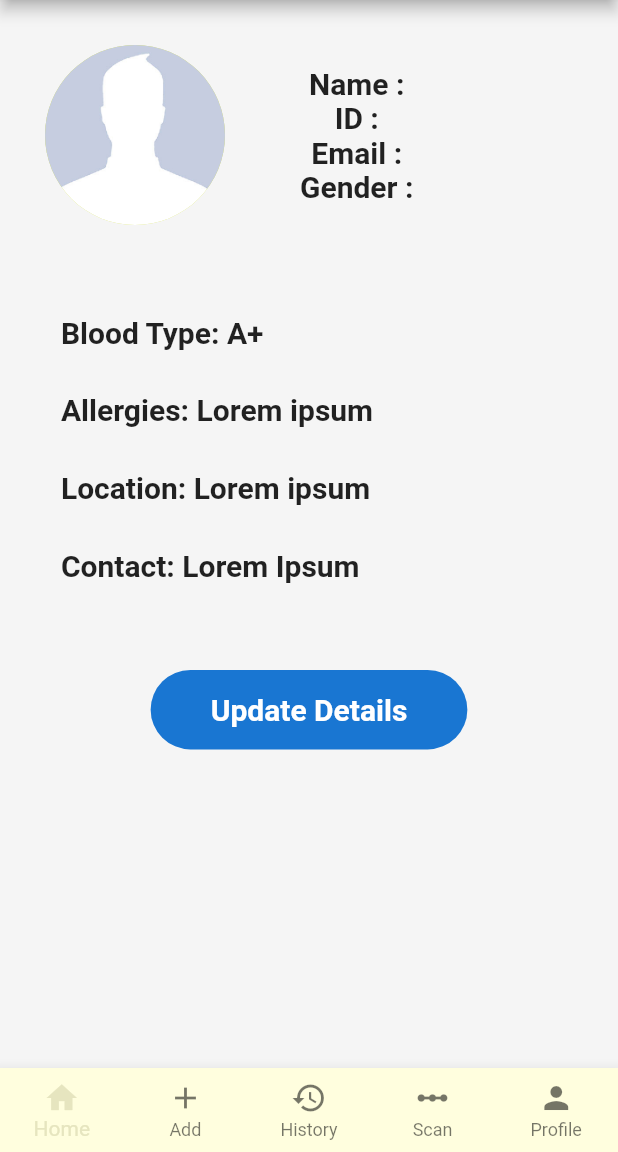
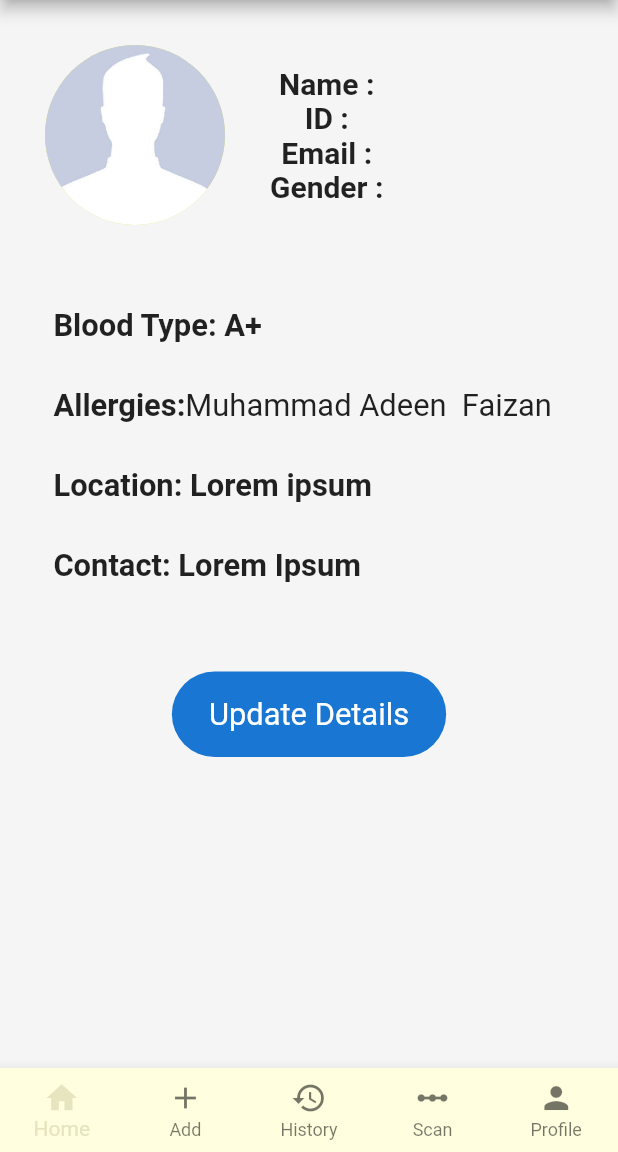
Before and after one commit to Khaalidsub/medcom, a Flutter app: the screen it shows after launch, on a phone screen of 412 x 824 dp, the part 84-1236 px from its top. Run offline on Flutter 3.47's test engine with Material 2 defaults, Android fonts, the phone set to English and light mode, and no system bars; our stand-ins replace charts_flutter, font_awesome_flutter.

```diff
--- a/health_app/lib/src/screens/patientScreens/profile.dart
+++ b/health_app/lib/src/screens/patientScreens/profile.dart
@@ -9,6 +9,10 @@ class PatientProfile extends StatelessWidget {
   Widget build(BuildContext context) {
     MediaQueryData queryData = MediaQuery.of(context);
     double width = queryData.size.width;
+    double height = queryData.size.height;
+    print('the value is ${queryData.size.aspectRatio}');
+    print(width / height);
+
     return Material(
       child: Scaffold(
         backgroundColor: Colors.grey[100],
@@ -24,9 +28,7 @@ class PatientProfile extends StatelessWidget {
           ],
           backgroundColor: Colors.blue[700],
         ),
-        body: SingleChildScrollView(
-          child: Container(
-            child: Column(
+        body: Column(
           children: <Widget>[
             Padding(
               padding: const EdgeInsets.only(left: 30),
@@ -43,7 +45,7 @@ class PatientProfile extends StatelessWidget {
                       //adding a background Image later.
                     ),
                     SizedBox(
-                          width: 50,
+                      width: 30,
                     ),
                     Column(
                       children: <Widget>[
@@ -79,7 +81,7 @@ class PatientProfile extends StatelessWidget {
               margin: EdgeInsets.fromLTRB(0, 20, 0, 20),
               width: width * 0.9,
               height: queryData.size.height * .4,
-                  padding: EdgeInsets.all(20),
+              padding: EdgeInsets.all(15),
               child: Column(
                 mainAxisAlignment: MainAxisAlignment.spaceBetween,
                 //*** Adjust overflow thing in the container**/
@@ -90,27 +92,44 @@ class PatientProfile extends StatelessWidget {
                       Text(
                         "Blood Type: ",
                         style: TextStyle(
-                                fontWeight: FontWeight.bold, fontSize: 20),
+                            fontWeight: FontWeight.bold,
+                            fontSize: 2.5 * height / 100),
                       ),
                       Text(
                         'A+',
                         style: TextStyle(
-                                fontWeight: FontWeight.bold, fontSize: 20),
+                            fontWeight: FontWeight.bold,
+                            fontSize: 2.5 * height / 100),
                       ),
                     ],
                   ),
                   Row(
                     children: <Widget>[
-                          Text("Allergies: Lorem ipsum",
+                      Text("Allergies:",
+                          overflow: TextOverflow.fade,
                           style: TextStyle(
-                                  fontWeight: FontWeight.bold, fontSize: 20))
+                              fontWeight: FontWeight.bold,
+                              fontSize: 2.5 * height / 100)),
+                      Expanded(
+                        child: Container(
+                          child: Text(
+                            "Muhammad Adeen  Faizan",
+                            overflow: TextOverflow.clip,
+                            style: TextStyle(
+                                fontSize: 2.5 *
+                                    height /
+                                    100), //depending on block size
+                          ),
+                        ),
+                      )
                     ],
                   ),
                   Row(
                     children: <Widget>[
                       Text("Location: Lorem ipsum",
                           style: TextStyle(
-                                  fontWeight: FontWeight.bold, fontSize: 20))
+                              fontWeight: FontWeight.bold,
+                              fontSize: 2.5 * height / 100))
                     ],
                   ),
                   Row(
@@ -118,7 +137,8 @@ class PatientProfile extends StatelessWidget {
                       Text("Contact: Lorem Ipsum",
                           overflow: TextOverflow.ellipsis,
                           style: TextStyle(
-                                  fontWeight: FontWeight.bold, fontSize: 20)),
+                              fontWeight: FontWeight.bold,
+                              fontSize: 2.5 * height / 100)),
                     ],
                   ),
                   SizedBox(
@@ -134,14 +154,15 @@ class PatientProfile extends StatelessWidget {
                     ),
                     onPressed: null,
                     disabledColor: Colors.blue[700],
-                        padding:
-                            EdgeInsets.symmetric(horizontal: 40, vertical: 15),
+                    padding: EdgeInsets.symmetric(
+                        horizontal: 6 * width / 100,
+                        vertical: 2 * height / 100),
                     child: Text(
                       "Update Details",
                       style: TextStyle(
                           color: Colors.white,
-                              fontWeight: FontWeight.bold,
-                              fontSize: 20),
+                          fontWeight: FontWeight.normal,
+                          fontSize: 2.5 * height / 100),
                     ),
                   ),
                 ],
@@ -149,8 +170,6 @@ class PatientProfile extends StatelessWidget {
             ),
           ],
         ),
-          ),
-        ),
         bottomNavigationBar: BottomNavigation(),
       ),
     );
```
Lines whose indentation alone changed are shown as unchanged.
